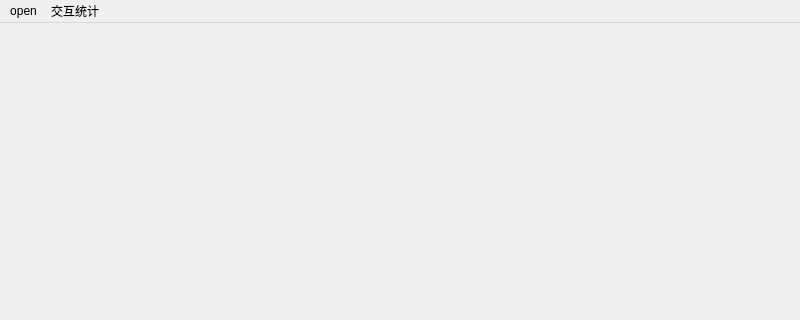
xixihahahehehe/quantum-gis, file mainwindow.ui: the form before one commit; both pictures show x 0 to 800 and y 0 to 320 of the 800 by 600 pixel window.
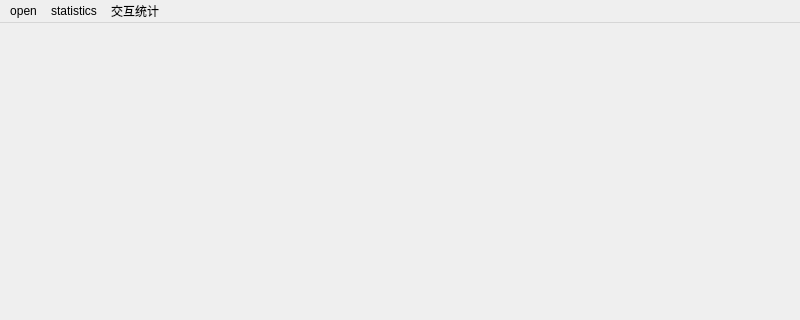
The form after the commit.

```diff
--- a/mainwindow.ui
+++ b/mainwindow.ui
@@ -20,7 +20,7 @@
      <x>0</x>
      <y>0</y>
      <width>800</width>
-     <height>23</height>
+     <height>26</height>
     </rect>
    </property>
    <widget class="QMenu" name="menuopen">
@@ -46,7 +46,14 @@
     <addaction name="actiondirection"/>
     <addaction name="actionweight"/>
    </widget>
+   <widget class="QMenu" name="menustatistics">
+    <property name="title">
+     <string>statistics</string>
+    </property>
+    <addaction name="action_chart"/>
+   </widget>
    <addaction name="menuopen"/>
+   <addaction name="menustatistics"/>
    <addaction name="menu"/>
   </widget>
   <widget class="QStatusBar" name="statusbar"/>
```
Left out of the diff: 5 changed lines with no effect on the pictures.
